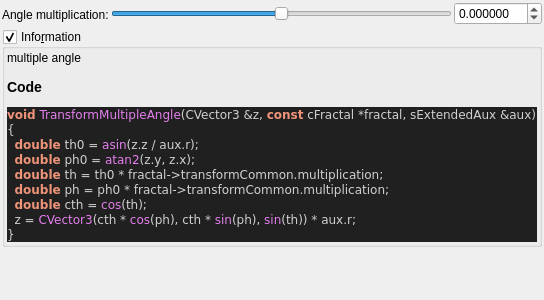
First picture: the form in mandelbulber2/qt_data/fractal_transf_multiple_angle.ui, repository buddhi1980/mandelbulber2, before the edit.
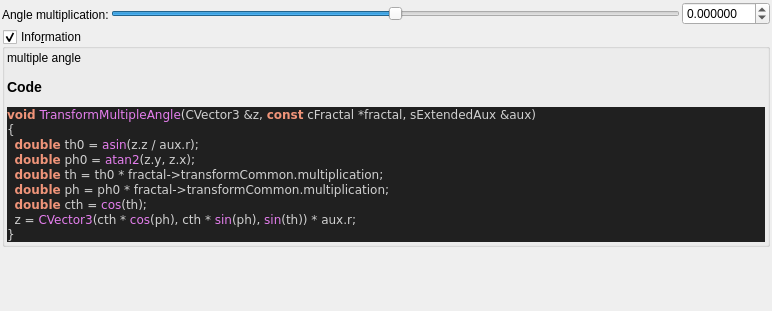
Second picture: the form after the edit. Custom widgets are drawn as their Qt base class.

The edit to the form file:
```diff
--- a/mandelbulber2/qt_data/fractal_transf_multiple_angle.ui
+++ b/mandelbulber2/qt_data/fractal_transf_multiple_angle.ui
@@ -6,8 +6,8 @@
    <rect>
     <x>0</x>
     <y>0</y>
-    <width>400</width>
-    <height>300</height>
+    <width>772</width>
+    <height>311</height>
    </rect>
   </property>
   <property name="windowTitle">
```
Left out of the diff: 5 changed lines with no effect on the pictures.
